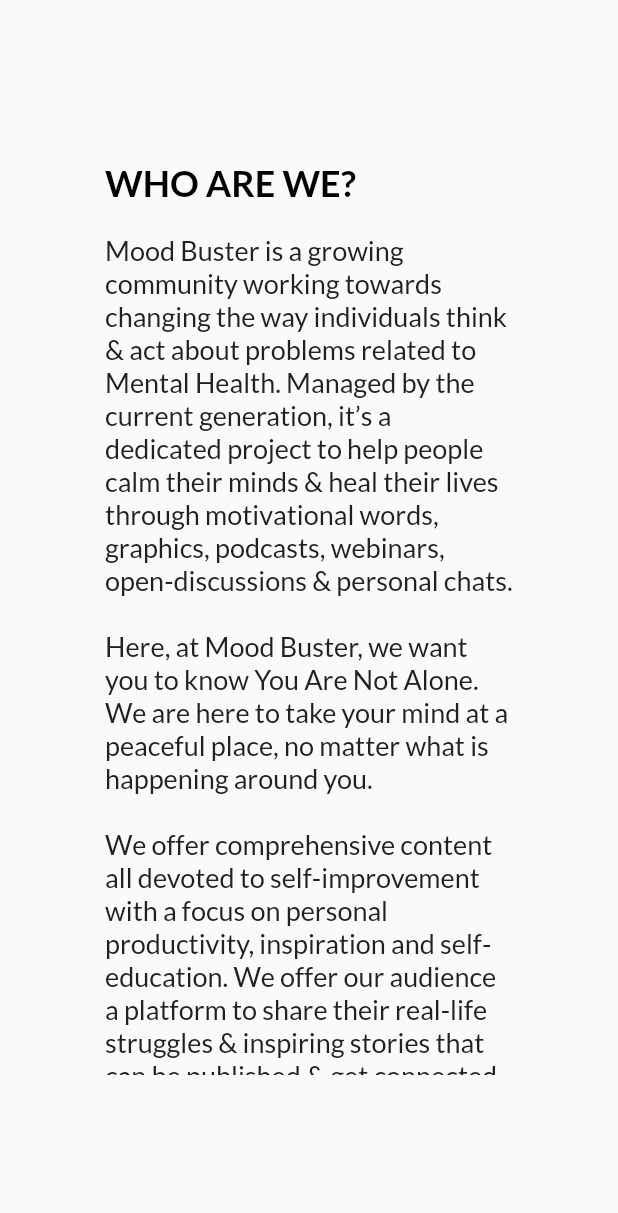
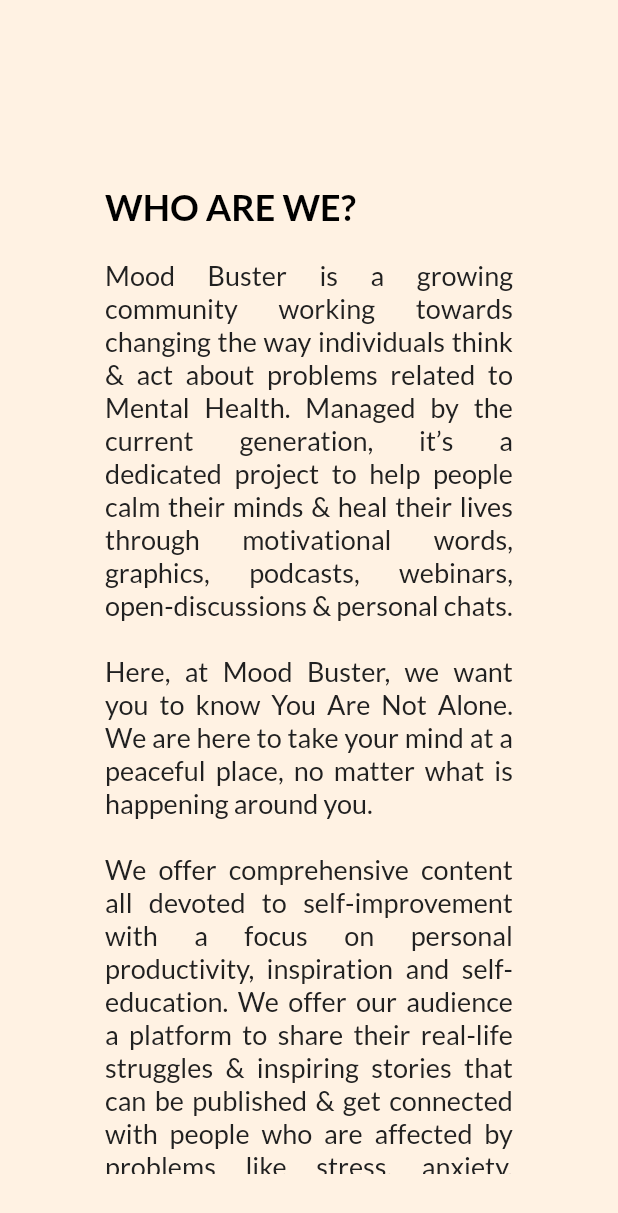
Before and after one commit to IshitaArora-246/moodBuster, a Flutter app: the AboutUs screen opened directly, on a phone screen of 412 x 824 dp. Shown: the top 1213 px of the screen. Run offline on Flutter 3.47's test engine with Material 2 defaults, Android fonts, the phone set to English and light mode, and no system bars; our stand-ins replace auto_size_text, cloud_firestore, firebase_auth, google_fonts, google_sign_in; accounts and stored records are empty.

```diff
--- a/lib/main.dart
+++ b/lib/main.dart
@@ -1,5 +1,6 @@
 import 'package:flutter/material.dart';
 import 'package:google_fonts/google_fonts.dart';
+import 'package:moodbuster/database/database.dart';
 import 'package:moodbuster/models/UserModel.dart';
 import 'package:moodbuster/screens/dashboard.dart';
 import 'package:moodbuster/utils/authentication.dart';
@@ -30,6 +31,9 @@
             print("==========Not Signed in===========");
             return DashBoard();
           } else {
+            DatabaseService().getUserDoc().then((value) {
+              // Provider.of<UserModel>(context).doc=value;
+            });
             print("===========Signed in===========");
             return DashBoard();
           }
--- a/lib/screens/about_us.dart
+++ b/lib/screens/about_us.dart
@@ -10,9 +10,11 @@
     final screenWidth = MediaQuery.of(context).size.width;
 
     return Scaffold(
+      backgroundColor: Color(0XFFfff2e3),
       body: Container(
+          padding: EdgeInsets.only(top: screenHeight * 0.1),
           margin: EdgeInsets.symmetric(
-              vertical: screenHeight * 0.13, horizontal: screenWidth * 0.17),
+              vertical: screenHeight * 0.05, horizontal: screenWidth * 0.17),
           child: SingleChildScrollView(
             child: Column(
               crossAxisAlignment: CrossAxisAlignment.start,
@@ -22,19 +24,32 @@
                 Text(
                   "Mood Buster is a growing community working towards changing the way individuals think & act about problems related to Mental Health. Managed by the current generation, it’s a dedicated project to help people calm their minds & heal their lives through motivational words, graphics, podcasts, webinars, open-discussions & personal chats.\n\nHere, at Mood Buster, we want you to know You Are Not Alone. We are here to take your mind at a peaceful place, no matter what is happening around you.\n\nWe offer comprehensive content all devoted to self-improvement with a focus on personal productivity, inspiration and self-education. We offer our audience a platform to share their real-life struggles & inspiring stories that can be published & get connected with people who are affected by problems like stress, anxiety, trauma, and depression.",
                   style: paraStyle,
+                  textAlign: TextAlign.justify,
                 ),
                 SizedBox(height: 20),
-                Text("OUR AIM", style: headingStyle),
+                Text(
+                  "OUR AIM",
+                  style: headingStyle,
+                  textAlign: TextAlign.justify,
+                ),
                 SizedBox(height: 20),
                 Text(
-                    "Calm Sage diverges from traditional ‘Self Help’ by taking a broader approach. Rather than sticking to a small set of topics to deal with mental illness & other issues. The platform addresses important steps you can take in the coping process & even have effective action plans for recovery. Calm Sage is a place where individuals can overcome their day-to-day challenges in a stigma-free environment. While we aspire of a progressive society & culture, we intend to impart practices where mental health taboos & issues can be discussed openly & managed effectively with emotional and professional assistance.",
-                    style: paraStyle),
-                SizedBox(height: 20),
-                Text("OUR MISSION", style: headingStyle),
+                  "Mood Buster diverges from traditional ‘Self Help’ by taking a broader approach. Rather than sticking to a small set of topics to deal with mental illness & other issues. The platform addresses important steps you can take in the coping process & even have effective action plans for recovery. Mood Buster is a place where individuals can overcome their day-to-day challenges in a stigma-free environment. While we aspire of a progressive society & culture, we intend to impart practices where mental health taboos & issues can be discussed openly & managed effectively with emotional and professional assistance.",
+                  style: paraStyle,
+                  textAlign: TextAlign.justify,
+                ),
                 SizedBox(height: 20),
                 Text(
-                    "Calm Sage strives to bring billions of smiles every day. It is our mission to improve overall mental and physical wellbeing & reduce discrimination towards individuals dealing with mental problems. We also aim to form a collaborative social structure with a sole goal to promote happiness, channel positivity, and strengthen your soul.",
-                    style: paraStyle)
+                  "OUR MISSION",
+                  style: headingStyle,
+                  textAlign: TextAlign.justify,
+                ),
+                SizedBox(height: 20),
+                Text(
+                  "Mood Buster strives to bring billions of smiles every day. It is our mission to improve overall mental and physical wellbeing & reduce discrimination towards individuals dealing with mental problems. We also aim to form a collaborative social structure with a sole goal to promote happiness, channel positivity, and strengthen your soul.",
+                  textAlign: TextAlign.justify,
+                  style: paraStyle,
+                )
               ],
             ),
           )),
```
Also changed, not shown: lib/screens/suggestions_page.dart (+113 -5 lines).
